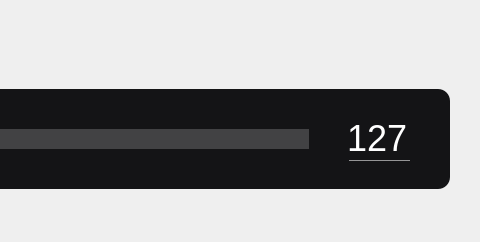
Qt form ui/digitalIoElement.ui (analogdevicesinc/scopy) before a commit; both pictures show x 335 to 815 and y 0 to 242 of the 815 by 242 pixel window.
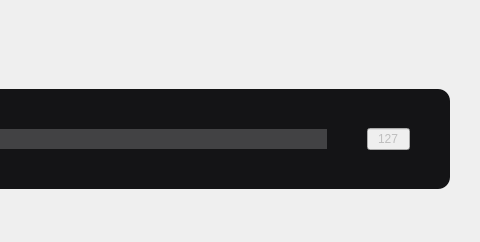
The same form after that commit. The open tabs and pages were chosen to show the change. Icons and pictures are not drawn.

Commit message:
ui/digitalIoElement.ui: remove QLineEdit stylesheet
The stylesheet parts that don't refer to the functionality of the
QLineEdit were removed so they don't override global.qss

Diff of the .ui file:
```diff
--- a/ui/digitalIoElement.ui
+++ b/ui/digitalIoElement.ui
@@ -239,13 +239,7 @@
 {
  background-image: url(&quot;:/icons/in-out-out.svg&quot;);
 }
-
-QLineEdit
-{
-border:0px;
-border-bottom:1px solid rgba(255,255,255,140);
-background:transparent;
-}</string>
+</string>
         </property>
         <layout class="QVBoxLayout" name="verticalLayout_3">
          <property name="spacing">
@@ -392,8 +386,14 @@
                <verstretch>0</verstretch>
               </sizepolicy>
              </property>
+             <property name="maximumSize">
+              <size>
+               <width>43</width>
+               <height>16777215</height>
+              </size>
+             </property>
              <property name="styleSheet">
-              <string notr="true">height: 43px;	width: 61px;	color: #FFFFFF;	font-family: Arial;	font-size: 36px;	line-height: 42px;</string>
+              <string notr="true"/>
              </property>
              <property name="text">
               <string>127</string>
@@ -401,6 +401,9 @@
              <property name="maxLength">
               <number>3</number>
              </property>
+             <property name="alignment">
+              <set>Qt::AlignCenter</set>
+             </property>
             </widget>
            </item>
            <item>
```
Left out of the diff: 2 changed lines with no effect on the pictures.
